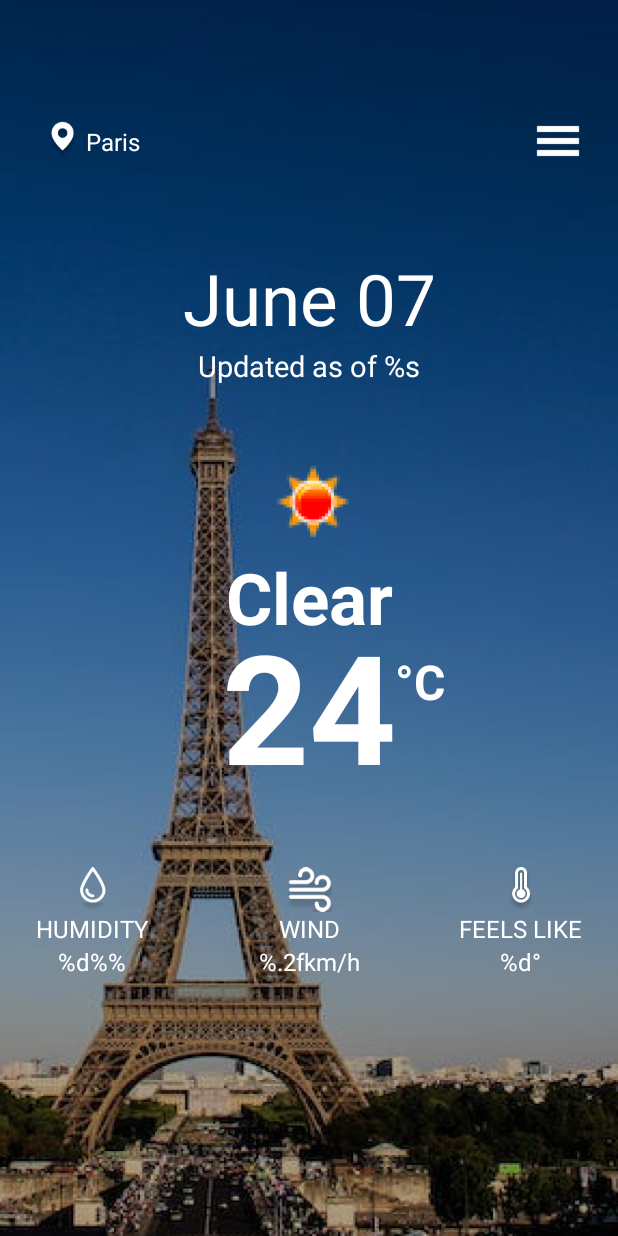
After one commit to Sereah/CleanArchitecture, an Android app: the layout fragment_weather.xml on its own in the app's theme, with its tools: preview values and no code run, on a phone screen of 412 x 824 dp. The commit adds this screen. Run offline under Robolectric (Android 15) with nearby library versions, the light colour scheme and no system bars.

Commit message:
添加weather feature
1.绘制天气主页

```diff
--- a/app/presentation/src/main/kotlin/com/lunacattus/clean/presentation/features/home/mvi/HomeUiIntent.kt
+++ b/app/presentation/src/main/kotlin/com/lunacattus/clean/presentation/features/home/mvi/HomeUiIntent.kt
@@ -3,5 +3,5 @@ package com.lunacattus.clean.presentation.features.home.mvi
 import com.lunacattus.clean.presentation.common.ui.base.IUiIntent
 
 sealed class HomeUiIntent : IUiIntent {
-    data object OnFeatureResumeRequested : HomeUiIntent()
+    data object OnFeatureChatRequested : HomeUiIntent()
 }
--- a/app/presentation/src/main/kotlin/com/lunacattus/clean/presentation/features/home/ui/HomeFragment.kt
+++ b/app/presentation/src/main/kotlin/com/lunacattus/clean/presentation/features/home/ui/HomeFragment.kt
@@ -16,8 +16,8 @@ class HomeFragment : BaseFragment<FragmentHomeBinding, HomeUiIntent, HomeViewMod
     override val viewModel: HomeViewModel by viewModels()
 
     override fun setupViews(savedInstanceState: Bundle?) {
-        binding.btnResume.setOnClickListener {
-            dispatchUiIntent(HomeUiIntent.OnFeatureResumeRequested)
+        binding.btnFeatureChat.setOnClickListener {
+            dispatchUiIntent(HomeUiIntent.OnFeatureChatRequested)
         }
     }
 
--- a/app/presentation/src/main/kotlin/com/lunacattus/clean/presentation/features/home/viewmodel/HomeViewModel.kt
+++ b/app/presentation/src/main/kotlin/com/lunacattus/clean/presentation/features/home/viewmodel/HomeViewModel.kt
@@ -16,12 +16,12 @@ class HomeViewModel @Inject constructor() : BaseViewModel<HomeUiIntent>() {
 
     override fun handleUiIntent(intent: HomeUiIntent) {
         when (intent) {
-            HomeUiIntent.OnFeatureResumeRequested -> {
+            HomeUiIntent.OnFeatureChatRequested -> {
                 viewModelScope.launch {
                     emitNavCommand(
                         NavCommand.ToDirection(
                             object : NavDirections {
-                                override val actionId: Int = R.id.action_home_to_resume
+                                override val actionId: Int = R.id.action_home_to_chat
                                 override val arguments: Bundle = Bundle()
                             }
                         )
--- /dev/null
+++ b/app/presentation/src/main/kotlin/com/lunacattus/clean/presentation/features/weather/mvi/WeatherUiIntent.kt
@@ -0,0 +1,6 @@
+package com.lunacattus.clean.presentation.features.weather.mvi
+
+import com.lunacattus.clean.presentation.common.ui.base.IUiIntent
+
+sealed class WeatherUiIntent : IUiIntent {
+}
--- /dev/null
+++ b/app/presentation/src/main/kotlin/com/lunacattus/clean/presentation/features/weather/ui/WeatherFragment.kt
@@ -0,0 +1,23 @@
+package com.lunacattus.clean.presentation.features.weather.ui
+
+import android.os.Bundle
+import androidx.navigation.navGraphViewModels
+import com.lunacattus.clean.presentation.R
+import com.lunacattus.clean.presentation.common.ui.base.BaseFragment
+import com.lunacattus.clean.presentation.databinding.FragmentWeatherBinding
+import com.lunacattus.clean.presentation.features.weather.mvi.WeatherUiIntent
+import com.lunacattus.clean.presentation.features.weather.viewmodel.WeatherViewModel
+import dagger.hilt.android.AndroidEntryPoint
+
+@AndroidEntryPoint
+class WeatherFragment : BaseFragment<FragmentWeatherBinding, WeatherUiIntent, WeatherViewModel>(
+    FragmentWeatherBinding::inflate
+) {
+    override val viewModel: WeatherViewModel by navGraphViewModels(R.id.chat_navigation)
+
+    override fun setupViews(savedInstanceState: Bundle?) {
+    }
+
+    override fun setupObservers() {
+    }
+}
--- /dev/null
+++ b/app/presentation/src/main/kotlin/com/lunacattus/clean/presentation/features/weather/viewmodel/WeatherViewModel.kt
@@ -0,0 +1,27 @@
+package com.lunacattus.clean.presentation.features.weather.viewmodel
+
+import com.lunacattus.clean.common.Logger
+import com.lunacattus.clean.presentation.common.ui.base.BaseViewModel
+import com.lunacattus.clean.presentation.features.weather.mvi.WeatherUiIntent
+import dagger.hilt.android.lifecycle.HiltViewModel
+import javax.inject.Inject
+
+@HiltViewModel
+class WeatherViewModel @Inject constructor() : BaseViewModel<WeatherUiIntent>() {
+
+    init {
+        Logger.d(TAG, "init.")
+    }
+
+    override fun handleUiIntent(intent: WeatherUiIntent) {
+
+    }
+
+    override fun onCleared() {
+        Logger.d(TAG, "onCleared.")
+    }
+
+    companion object {
+        const val TAG = "WeatherViewModel"
+    }
+}
--- a/app/presentation/src/main/res/layout/fragment_home.xml
+++ b/app/presentation/src/main/res/layout/fragment_home.xml
@@ -7,12 +7,13 @@
     tools:context=".features.home.ui.HomeFragment">
 
     <androidx.appcompat.widget.AppCompatButton
-        android:id="@+id/btn_resume"
-        android:layout_width="wrap_content"
+        android:id="@+id/btn_feature_chat"
+        android:layout_width="match_parent"
         android:layout_height="wrap_content"
         android:layout_marginStart="20dp"
-        android:layout_marginTop="20dp"
-        android:text="Resume"
+        android:layout_marginTop="40dp"
+        android:layout_marginEnd="20dp"
+        android:text="@string/feature_chat"
         app:layout_constraintStart_toStartOf="parent"
         app:layout_constraintTop_toTopOf="parent" />
 
--- /dev/null
+++ b/app/presentation/src/main/res/layout/fragment_weather.xml
@@ -0,0 +1,263 @@
+<?xml version="1.0" encoding="utf-8"?>
+<androidx.constraintlayout.widget.ConstraintLayout xmlns:android="http://schemas.android.com/apk/res/android"
+    xmlns:app="http://schemas.android.com/apk/res-auto"
+    xmlns:tools="http://schemas.android.com/tools"
+    android:layout_width="match_parent"
+    android:layout_height="match_parent"
+    android:background="@drawable/img_paris"
+    tools:context=".features.weather.ui.WeatherFragment">
+
+    <androidx.constraintlayout.widget.ConstraintLayout
+        android:id="@+id/title"
+        android:layout_width="match_parent"
+        android:layout_height="32dp"
+        android:layout_marginTop="78dp"
+        app:layout_constraintTop_toTopOf="parent">
+
+        <ImageView
+            android:id="@+id/ic_location"
+            android:layout_width="32dp"
+            android:layout_height="32dp"
+            android:layout_marginStart="25dp"
+            android:src="@drawable/ic_location"
+            app:layout_constraintBottom_toBottomOf="parent"
+            app:layout_constraintStart_toStartOf="parent"
+            app:layout_constraintTop_toTopOf="parent" />
+
+        <TextView
+            android:id="@+id/text_location"
+            android:layout_width="wrap_content"
+            android:layout_height="wrap_content"
+            android:text="@string/paris"
+            android:textColor="@color/white"
+            android:textSize="16sp"
+            app:layout_constraintBottom_toBottomOf="parent"
+            app:layout_constraintStart_toEndOf="@+id/ic_location"
+            app:layout_constraintTop_toTopOf="parent" />
+
+        <ImageView
+            android:id="@+id/ic_option"
+            android:layout_width="32dp"
+            android:layout_height="32dp"
+            android:layout_marginEnd="24dp"
+            android:src="@drawable/ic_option"
+            app:layout_constraintBottom_toBottomOf="parent"
+            app:layout_constraintEnd_toEndOf="parent"
+            app:layout_constraintTop_toTopOf="parent" />
+
+    </androidx.constraintlayout.widget.ConstraintLayout>
+
+    <TextView
+        android:id="@+id/text_date"
+        android:layout_width="wrap_content"
+        android:layout_height="wrap_content"
+        android:text="@string/june_07"
+        android:textColor="@color/white"
+        android:textSize="47sp"
+        app:layout_constraintBottom_toTopOf="@+id/text_update_time"
+        app:layout_constraintEnd_toEndOf="parent"
+        app:layout_constraintStart_toStartOf="parent" />
+
+    <TextView
+        android:id="@+id/text_update_time"
+        android:layout_width="wrap_content"
+        android:layout_height="wrap_content"
+        android:layout_marginBottom="30dp"
+        android:text="@string/update_time"
+        android:textColor="@color/white"
+        android:textSize="19sp"
+        app:layout_constraintBottom_toTopOf="@+id/main"
+        app:layout_constraintEnd_toEndOf="parent"
+        app:layout_constraintStart_toStartOf="parent" />
+
+    <androidx.constraintlayout.widget.ConstraintLayout
+        android:id="@+id/main"
+        android:layout_width="wrap_content"
+        android:layout_height="wrap_content"
+        app:layout_constraintBottom_toBottomOf="parent"
+        app:layout_constraintEnd_toEndOf="parent"
+        app:layout_constraintStart_toStartOf="parent"
+        app:layout_constraintTop_toTopOf="parent">
+
+        <ImageView
+            android:id="@+id/img_weather"
+            android:layout_width="95dp"
+            android:layout_height="95dp"
+            android:src="@drawable/img_weather"
+            app:layout_constraintEnd_toEndOf="parent"
+            app:layout_constraintStart_toStartOf="parent"
+            app:layout_constraintTop_toTopOf="parent" />
+
+        <TextView
+            android:id="@+id/text_weather"
+            android:layout_width="wrap_content"
+            android:layout_height="wrap_content"
+            android:layout_marginTop="80dp"
+            android:text="@string/weather_clear"
+            android:textColor="@color/white"
+            android:textSize="47sp"
+            android:textStyle="bold"
+            app:layout_constraintEnd_toEndOf="parent"
+            app:layout_constraintStart_toStartOf="parent"
+            app:layout_constraintTop_toTopOf="parent" />
+
+        <TextView
+            android:id="@+id/text_temperature"
+            android:layout_width="wrap_content"
+            android:layout_height="wrap_content"
+            android:layout_marginTop="116dp"
+            android:text="@string/temperature_24"
+            android:textColor="@color/white"
+            android:textSize="101sp"
+            android:textStyle="bold"
+            app:layout_constraintEnd_toEndOf="parent"
+            app:layout_constraintStart_toStartOf="parent"
+            app:layout_constraintTop_toTopOf="parent" />
+
+        <TextView
+            android:layout_width="wrap_content"
+            android:layout_height="wrap_content"
+            android:layout_marginStart="148dp"
+            android:layout_marginTop="30dp"
+            android:text="@string/temperature_unit"
+            android:textColor="@color/white"
+            android:textSize="32sp"
+            android:textStyle="bold"
+            app:layout_constraintStart_toStartOf="parent"
+            app:layout_constraintTop_toTopOf="@+id/text_temperature" />
+
+    </androidx.constraintlayout.widget.ConstraintLayout>
+
+    <androidx.constraintlayout.widget.ConstraintLayout
+        android:id="@+id/detail"
+        android:layout_width="0dp"
+        android:layout_height="wrap_content"
+        android:layout_marginStart="24dp"
+        android:layout_marginTop="40dp"
+        android:layout_marginEnd="24dp"
+        app:layout_constraintEnd_toEndOf="parent"
+        app:layout_constraintStart_toStartOf="parent"
+        app:layout_constraintTop_toBottomOf="@+id/main">
+
+        <androidx.constraintlayout.widget.ConstraintLayout
+            android:id="@+id/humidity_detail"
+            android:layout_width="wrap_content"
+            android:layout_height="match_parent"
+            app:layout_constraintStart_toStartOf="parent">
+
+            <ImageView
+                android:id="@+id/ic_humidity"
+                android:layout_width="30dp"
+                android:layout_height="30dp"
+                android:src="@drawable/ic_humidity"
+                app:layout_constraintEnd_toEndOf="parent"
+                app:layout_constraintStart_toStartOf="parent"
+                app:layout_constraintTop_toTopOf="parent" />
+
+            <TextView
+                android:id="@+id/text_humidity"
+                android:layout_width="wrap_content"
+                android:layout_height="wrap_content"
+                android:text="@string/humidity"
+                android:textColor="@color/white"
+                android:textSize="16sp"
+                app:layout_constraintEnd_toEndOf="parent"
+                app:layout_constraintStart_toStartOf="parent"
+                app:layout_constraintTop_toBottomOf="@+id/ic_humidity" />
+
+            <TextView
+                android:id="@+id/humidity_value"
+                android:layout_width="wrap_content"
+                android:layout_height="wrap_content"
+                android:text="@string/humidity_value"
+                android:textColor="@color/white"
+                android:textSize="16sp"
+                app:layout_constraintEnd_toEndOf="parent"
+                app:layout_constraintStart_toStartOf="parent"
+                app:layout_constraintTop_toBottomOf="@+id/text_humidity" />
+
+        </androidx.constraintlayout.widget.ConstraintLayout>
+
+        <androidx.constraintlayout.widget.ConstraintLayout
+            android:id="@+id/wind_detail"
+            android:layout_width="wrap_content"
+            android:layout_height="match_parent"
+            app:layout_constraintEnd_toEndOf="parent"
+            app:layout_constraintStart_toStartOf="parent">
+
+            <ImageView
+                android:id="@+id/ic_wind"
+                android:layout_width="30dp"
+                android:layout_height="30dp"
+                android:src="@drawable/ic_wind"
+                app:layout_constraintEnd_toEndOf="parent"
+                app:layout_constraintStart_toStartOf="parent"
+                app:layout_constraintTop_toTopOf="parent" />
+
+            <TextView
+                android:id="@+id/text_wind"
+                android:layout_width="wrap_content"
+                android:layout_height="wrap_content"
+                android:text="@string/wind"
+                android:textColor="@color/white"
+                android:textSize="16sp"
+                app:layout_constraintEnd_toEndOf="parent"
+                app:layout_constraintStart_toStartOf="parent"
+                app:layout_constraintTop_toBottomOf="@+id/ic_wind" />
+
+            <TextView
+                android:id="@+id/wind_value"
+                android:layout_width="wrap_content"
+                android:layout_height="wrap_content"
+                android:text="@string/wind_value"
+                android:textColor="@color/white"
+                android:textSize="16sp"
+                app:layout_constraintEnd_toEndOf="parent"
+                app:layout_constraintStart_toStartOf="parent"
+                app:layout_constraintTop_toBottomOf="@+id/text_wind" />
+
+        </androidx.constraintlayout.widget.ConstraintLayout>
+
+        <androidx.constraintlayout.widget.ConstraintLayout
+            android:id="@+id/feel_detail"
+            android:layout_width="wrap_content"
+            android:layout_height="match_parent"
+            app:layout_constraintEnd_toEndOf="parent">
+
+            <ImageView
+                android:id="@+id/ic_feel"
+                android:layout_width="30dp"
+                android:layout_height="30dp"
+                android:src="@drawable/ic_feel"
+                app:layout_constraintEnd_toEndOf="parent"
+                app:layout_constraintStart_toStartOf="parent"
+                app:layout_constraintTop_toTopOf="parent" />
+
+            <TextView
+                android:id="@+id/text_feel"
+                android:layout_width="wrap_content"
+                android:layout_height="wrap_content"
+                android:text="@string/feel"
+                android:textColor="@color/white"
+                android:textSize="16sp"
+                app:layout_constraintEnd_toEndOf="parent"
+                app:layout_constraintStart_toStartOf="parent"
+                app:layout_constraintTop_toBottomOf="@+id/ic_feel" />
+
+            <TextView
+                android:id="@+id/feel_value"
+                android:layout_width="wrap_content"
+                android:layout_height="wrap_content"
+                android:text="@string/feel_value"
+                android:textColor="@color/white"
+                android:textSize="16sp"
+                app:layout_constraintEnd_toEndOf="parent"
+                app:layout_constraintStart_toStartOf="parent"
+                app:layout_constraintTop_toBottomOf="@+id/text_feel" />
+
+        </androidx.constraintlayout.widget.ConstraintLayout>
+
+
+    </androidx.constraintlayout.widget.ConstraintLayout>
+
+</androidx.constraintlayout.widget.ConstraintLayout>
--- a/app/presentation/src/main/res/navigation/global_navigation.xml
+++ b/app/presentation/src/main/res/navigation/global_navigation.xml
@@ -15,9 +15,14 @@
             android:id="@+id/action_home_to_resume"
             app:destination="@id/resume_navigation" />
 
+        <action
+            android:id="@+id/action_home_to_chat"
+            app:destination="@+id/chat_navigation" />
+
     </fragment>
 
     <include app:graph="@navigation/resume_navigation" />
+    <include app:graph="@navigation/weather_navigation" />
 
     <dialog
         android:id="@+id/dialog_message_confirm_dest"
--- /dev/null
+++ b/app/presentation/src/main/res/navigation/weather_navigation.xml
@@ -0,0 +1,11 @@
+<?xml version="1.0" encoding="utf-8"?>
+<navigation xmlns:android="http://schemas.android.com/apk/res/android"
+    xmlns:app="http://schemas.android.com/apk/res-auto"
+    android:id="@+id/chat_navigation"
+    app:startDestination="@id/weather_dest">
+
+    <fragment
+        android:id="@+id/weather_dest"
+        android:name="com.lunacattus.clean.presentation.features.weather.ui.WeatherFragment"
+        android:label="ChatFragment" />
+</navigation>
--- a/app/presentation/src/main/res/values/strings.xml
+++ b/app/presentation/src/main/res/values/strings.xml
@@ -1,3 +1,16 @@
 <resources>
     <string name="app_name">CleanArchApp</string>
+    <string name="feature_chat">Feature Weather</string>
+    <string name="paris">Paris</string>
+    <string name="june_07">June 07</string>
+    <string name="update_time">Updated as of %s</string>
+    <string name="weather_clear">Clear</string>
+    <string name="temperature_24">24</string>
+    <string name="temperature_unit">°C</string>
+    <string name="humidity">HUMIDITY</string>
+    <string name="wind">WIND</string>
+    <string name="feel">FEELS LIKE</string>
+    <string name="humidity_value">%d%%</string>
+    <string name="wind_value">%.2fkm/h</string>
+    <string name="feel_value">%d°</string>
 </resources>
```
Also changed, not shown: app/presentation/src/main/res/drawable/ic_feel.png (added), app/presentation/src/main/res/drawable/ic_humidity.png (added), app/presentation/src/main/res/drawable/ic_location.png (added), app/presentation/src/main/res/drawable/ic_option.png (added), app/presentation/src/main/res/drawable/ic_wind.png (added), app/presentation/src/main/res/drawable/img_paris.png (added), app/presentation/src/main/res/drawable/img_weather.png (added), 1 other file.
